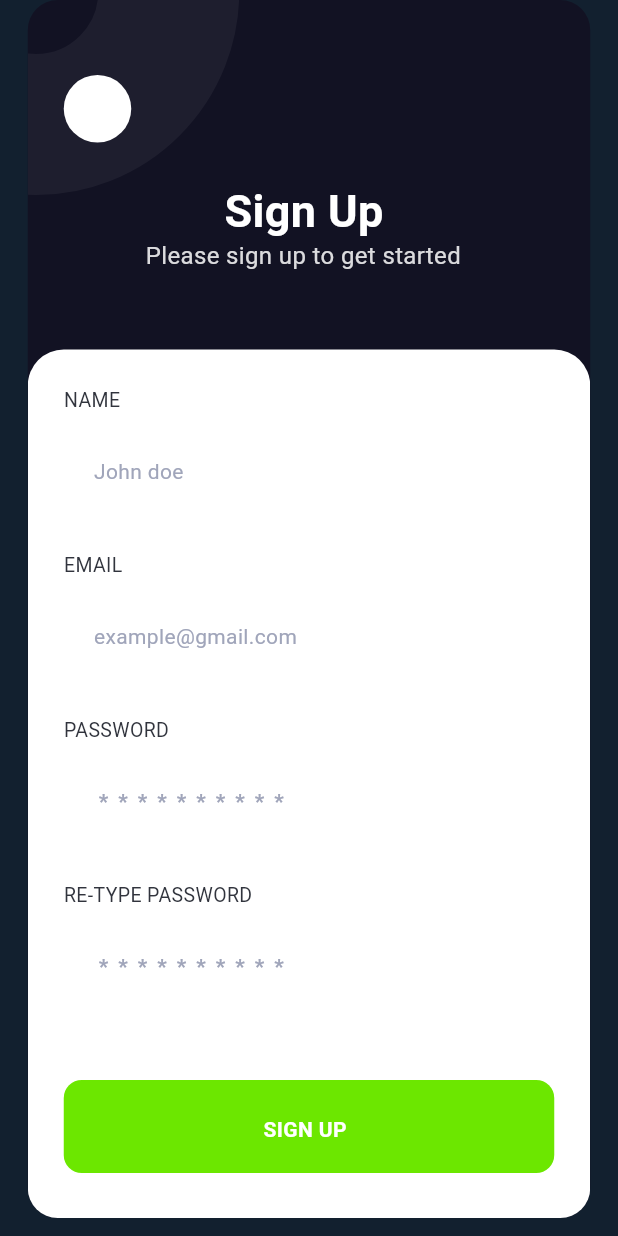
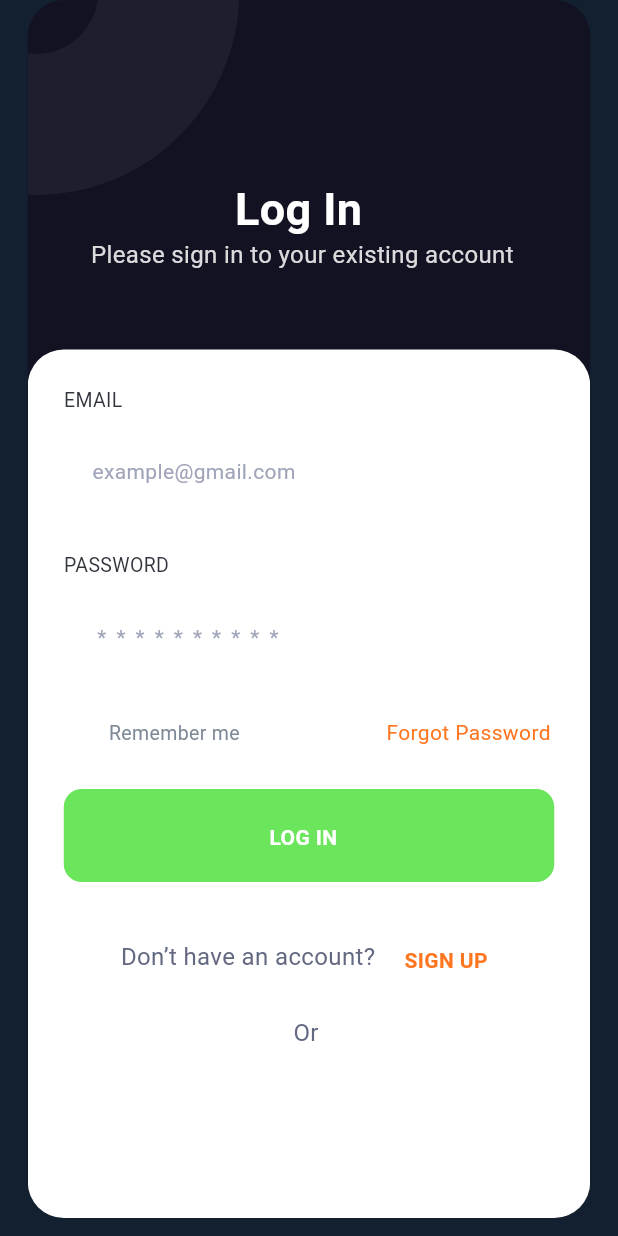
Before and after one commit to Tharaka-Chathuranga/torist_app, a Flutter app: the screen it shows after launch, on a phone screen of 412 x 824 dp. Run offline on Flutter 3.47's test engine with Material 3 defaults, Android fonts, the phone set to English and light mode, and no system bars; Roboto replaces fonts that are missing (Sen).

Commit message:
add Login page to the screens

```diff
--- a/lib/main.dart
+++ b/lib/main.dart
@@ -122,6 +122,7 @@
 // }
 import 'package:flutter/material.dart';
 import 'package:tourist_app/screens/restuarent_view.dart';
+import 'package:tourist_app/screens/sign_in.dart';
 import 'package:tourist_app/screens/sign_up.dart';
 import 'screens/product_details.dart';
 
@@ -138,7 +139,7 @@ class MyApp extends StatelessWidget {
       theme: ThemeData.dark().copyWith(
         scaffoldBackgroundColor: const Color.fromARGB(255, 18, 32, 47),
       ),
-      home:  SignUpPage(),
+      home:  SignIn(),
     );
   }
 }
--- /dev/null
+++ b/lib/screens/sign_in.dart
@@ -0,0 +1,264 @@
+import 'package:flutter/material.dart';
+
+
+class SignIn extends StatelessWidget {
+  const SignIn({super.key});
+
+  @override
+  Widget build(BuildContext context) {
+    return MaterialApp(
+      theme: ThemeData.dark().copyWith(
+        scaffoldBackgroundColor: const Color.fromARGB(255, 18, 32, 47),
+      ),
+      home: Scaffold(
+        body: ListView(children: [
+          LogInEmpty(),
+        ]),
+      ),
+    );
+  }
+}
+
+class LogInEmpty extends StatelessWidget {
+  @override
+  Widget build(BuildContext context) {
+    return Column(
+      children: [
+        Container(
+          width: 375,
+          height: 812,
+          clipBehavior: Clip.antiAlias,
+          decoration: ShapeDecoration(
+            color: const Color(0xFF121223),
+            shape: RoundedRectangleBorder(
+              borderRadius: BorderRadius.circular(24),
+            ),
+          ),
+          child: Stack(
+            children: [
+              Positioned(
+                left: -83,
+                top: -94,
+                child: Container(
+                  width: 177,
+                  height: 177,
+                  decoration: ShapeDecoration(
+                    shape: OvalBorder(
+                      side: BorderSide(
+                        width: 94,
+                        strokeAlign: BorderSide.strokeAlignCenter,
+                        color: const Color(0xFF1E1E2E),
+                      ),
+                    ),
+                  ),
+                ),
+              ),
+              Positioned(
+                left: 0,
+                top: 233,
+                child: Container(
+                  width: 375,
+                  height: 579,
+                  decoration: ShapeDecoration(
+                    color: Colors.white,
+                    shape: RoundedRectangleBorder(
+                      borderRadius: BorderRadius.only(
+                        topLeft: Radius.circular(24),
+                        topRight: Radius.circular(24),
+                      ),
+                    ),
+                  ),
+                ),
+              ),
+              Positioned(
+                left: 251,
+                top: 630,
+                child: Text(
+                  'SIGN UP',
+                  textAlign: TextAlign.center,
+                  style: TextStyle(
+                    color: const Color(0xFFFF7621),
+                    fontSize: 14,
+                    fontFamily: 'Sen',
+                    fontWeight: FontWeight.w700,
+                  ),
+                ),
+              ),
+              Positioned(
+                left: 62,
+                top: 626,
+                child: Text(
+                  'Don’t have an account?',
+                  textAlign: TextAlign.center,
+                  style: TextStyle(
+                    color: const Color(0xFF646982),
+                    fontSize: 16,
+                    fontFamily: 'Sen',
+                    fontWeight: FontWeight.w400,
+                    height: 1.50,
+                  ),
+                ),
+              ),
+              Positioned(
+                left: 177,
+                top: 677,
+                child: Text(
+                  'Or',
+                  textAlign: TextAlign.center,
+                  style: TextStyle(
+                    color: const Color(0xFF646982),
+                    fontSize: 16,
+                    fontFamily: 'Sen',
+                    fontWeight: FontWeight.w400,
+                  ),
+                ),
+              ),
+              Positioned(
+                left: 24,
+                top: 526,
+                child: Container(
+                  width: 327,
+                  height: 62,
+                  decoration: ShapeDecoration(
+                    color: const Color(0xFF6BE55B),
+                    shape: RoundedRectangleBorder(
+                      borderRadius: BorderRadius.circular(12),
+                    ),
+                  ),
+                ),
+              ),
+              Positioned(
+                left: 161,
+                top: 548,
+                child: Text(
+                  'LOG IN',
+                  textAlign: TextAlign.center,
+                  style: TextStyle(
+                    color: Colors.white,
+                    fontSize: 14,
+                    fontFamily: 'Sen',
+                    fontWeight: FontWeight.w700,
+                  ),
+                ),
+              ),
+              Positioned(
+                left: 239,
+                top: 478,
+                child: Text(
+                  'Forgot Password',
+                  style: TextStyle(
+                    color: const Color(0xFFFF7621),
+                    fontSize: 14,
+                    fontFamily: 'Sen',
+                    fontWeight: FontWeight.w400,
+                  ),
+                ),
+              ),
+              Positioned(
+                left: 54,
+                top: 479,
+                child: Text(
+                  'Remember me ',
+                  style: TextStyle(
+                    color: const Color(0xFF7E8A97),
+                    fontSize: 13,
+                    fontFamily: 'Sen',
+                    fontWeight: FontWeight.w400,
+                  ),
+                ),
+              ),
+              Positioned(
+                left: 43,
+                top: 415,
+                child: SizedBox(
+                  width: 142,
+                  height: 14,
+                  child: Text(
+                    '**********',
+                    style: TextStyle(
+                      color: const Color(0xFFA0A5BA),
+                      fontSize: 14,
+                      fontFamily: 'Sen',
+                      fontWeight: FontWeight.w400,
+                      letterSpacing: 6.72,
+                    ),
+                  ),
+                ),
+              ),
+              Positioned(
+                left: 24,
+                top: 367,
+                child: Text(
+                  'PASSWORD',
+                  style: TextStyle(
+                    color: const Color(0xFF31343D),
+                    fontSize: 13,
+                    fontFamily: 'Sen',
+                    fontWeight: FontWeight.w400,
+                  ),
+                ),
+              ),
+              Positioned(
+                left: 43,
+                top: 304,
+                child: Text(
+                  'example@gmail.com',
+                  style: TextStyle(
+                    color: const Color(0xFFA0A5BA),
+                    fontSize: 14,
+                    fontFamily: 'Sen',
+                    fontWeight: FontWeight.w400,
+                  ),
+                ),
+              ),
+              Positioned(
+                left: 24,
+                top: 257,
+                child: Text(
+                  'EMAIL',
+                  textAlign: TextAlign.center,
+                  style: TextStyle(
+                    color: const Color(0xFF31343D),
+                    fontSize: 13,
+                    fontFamily: 'Sen',
+                    fontWeight: FontWeight.w400,
+                  ),
+                ),
+              ),
+              Positioned(
+                left: 42,
+                top: 157,
+                child: Opacity(
+                  opacity: 0.85,
+                  child: Text(
+                    'Please sign in to your existing account',
+                    style: TextStyle(
+                      color: Colors.white,
+                      fontSize: 16,
+                      fontFamily: 'Sen',
+                      fontWeight: FontWeight.w400,
+                      height: 1.62,
+                    ),
+                  ),
+                ),
+              ),
+              Positioned(
+                left: 138,
+                top: 118,
+                child: Text(
+                  'Log In',
+                  style: TextStyle(
+                    color: Colors.white,
+                    fontSize: 30,
+                    fontFamily: 'Sen',
+                    fontWeight: FontWeight.w700,
+                  ),
+                ),
+              ),
+            ],
+          ),
+        ),
+      ],
+    );
+  }
+}
```
